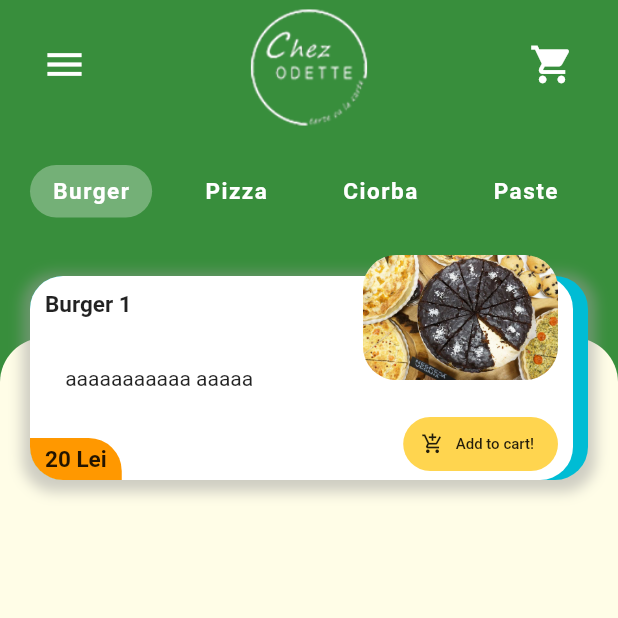
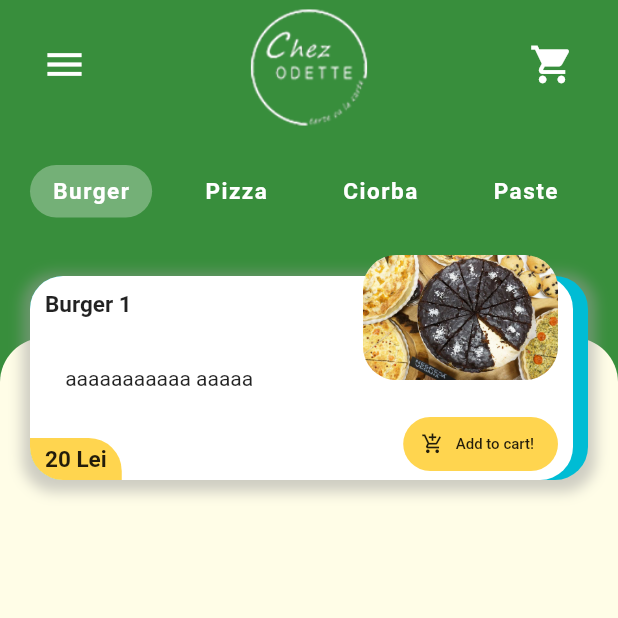
Before and after one commit to Bursul/restaurant-app, a Flutter app: the screen it shows after launch, on a phone screen of 412 x 824 dp, the top half of it. Run offline on Flutter 3.47's test engine with Material 2 defaults, Android fonts, the phone set to English and light mode, and no system bars; our stand-ins replace carousel_slider.

Commit message:
Added Color Constants

```diff
--- /dev/null
+++ b/lib/constants.dart
@@ -0,0 +1,16 @@
+import 'package:flutter/material.dart';
+
+var kPrimaryColor = Colors.green[700];
+var kSecondaryColor = Colors.yellow[50];
+
+var kCartCostColor = Colors.amber;
+var kCartItemNoColor = Colors.red;
+var kButtonColor = Colors.amber[300];
+
+var kSelectedCategoryColor = Colors.white.withOpacity(0.3);
+var kCategoryNameColor = Colors.white;
+
+var kNavigationIconsColor = Colors.white;
+
+var kNotSoBlack = Colors.black54;
+var kRatingColor = Colors.amber;
--- a/lib/main.dart
+++ b/lib/main.dart
@@ -1,4 +1,5 @@
 import 'package:flutter/material.dart';
+import 'package:odette/constants.dart';
 import 'package:odette/providers/cart_content.dart';
 import 'package:odette/providers/category_change.dart';
 import 'package:odette/screens/homeScreen/home_screen.dart';
@@ -20,8 +21,8 @@ class MyApp extends StatelessWidget {
       title: 'Flutter Demo',
       debugShowCheckedModeBanner: false,
       theme: ThemeData(
-        primaryColor: Colors.green[700],
-        accentColor: Colors.yellow[50],
+        primaryColor: kPrimaryColor,
+        accentColor: kSecondaryColor,
         visualDensity: VisualDensity.adaptivePlatformDensity,
       ),
       home: HomeScreen(),
--- a/lib/screens/cart/cart.dart
+++ b/lib/screens/cart/cart.dart
@@ -1,4 +1,5 @@
 import 'package:flutter/material.dart';
+import 'package:odette/constants.dart';
 import 'package:odette/models/product.dart';
 import 'package:odette/providers/cart_content.dart';
 import 'package:odette/screens/cart/components/cart_footer.dart';
@@ -82,7 +83,7 @@ class CartProductTile extends StatelessWidget {
             child: Container(
               padding: EdgeInsets.symmetric(vertical: 5, horizontal: 20),
               decoration: BoxDecoration(
-                color: Colors.blueAccent,
+                color: kButtonColor,
                 borderRadius: BorderRadius.only(
                   bottomRight: Radius.circular(22),
                   topLeft: Radius.circular(22),
@@ -150,7 +151,7 @@ class _ItemCountDropdownState extends State<ItemCountDropdown> {
       icon: Icon(Icons.keyboard_arrow_down),
       iconSize: 15,
       elevation: 0,
-      style: TextStyle(color: Colors.blue),
+      style: TextStyle(color: Colors.black),
       onChanged: (int newValue) {
         setState(() {
           dropdownValue = newValue;
--- a/lib/screens/homeScreen/components/food_category_selector.dart
+++ b/lib/screens/homeScreen/components/food_category_selector.dart
@@ -1,4 +1,5 @@
 import 'package:flutter/material.dart';
+import 'package:odette/constants.dart';
 import 'package:odette/providers/category_change.dart';
 import 'package:provider/provider.dart';
 
@@ -41,13 +42,13 @@ class _FoodCategorySelectorState extends State<FoodCategorySelector> {
                 padding: EdgeInsets.symmetric(horizontal: 15, vertical: 5),
                 decoration: BoxDecoration(
                     color: index == selectedIndex
-                        ? Colors.white.withOpacity(0.3)
+                        ? kSelectedCategoryColor
                         : Colors.transparent,
                     borderRadius: BorderRadius.circular(20)),
                 child: Text(
                   categories[index],
                   style: TextStyle(
-                      color: Colors.white,
+                      color: kCategoryNameColor,
                       fontSize: 15.0,
                       fontWeight: FontWeight.bold,
                       letterSpacing: 1),
--- a/lib/screens/homeScreen/components/homeScreenAppBar.dart
+++ b/lib/screens/homeScreen/components/homeScreenAppBar.dart
@@ -1,4 +1,5 @@
 import 'package:flutter/material.dart';
+import 'package:odette/constants.dart';
 import 'package:odette/providers/cart_content.dart';
 import 'package:odette/screens/cart/cart.dart';
 import 'package:provider/provider.dart';
@@ -17,7 +18,7 @@ class HomeScreenAppBar extends StatelessWidget {
           child: IconButton(
             icon: Icon(Icons.menu),
             iconSize: 30.0,
-            color: Colors.white,
+            color: kNavigationIconsColor,
             onPressed: () {},
           ),
         ),
@@ -35,8 +36,8 @@ class HomeScreenAppBar extends StatelessWidget {
                 icon: Icon(Icons.shopping_cart),
                 iconSize: 30.0,
                 color: _getFilteredProducts(context) > 0
-                    ? Colors.amber[400]
-                    : Colors.white,
+                    ? kButtonColor
+                    : kNavigationIconsColor,
                 onPressed: () {
                   Navigator.push(
                     context,
@@ -64,14 +65,14 @@ class HomeScreenAppBar extends StatelessWidget {
           padding: EdgeInsets.all(3),
           decoration: BoxDecoration(
             shape: BoxShape.circle,
-            color: Colors.red,
+            color: kCartItemNoColor,
           ),
           child: Text(
             _getFilteredProducts(context).toString(),
             style: TextStyle(
                 color: _getFilteredProducts(context) > 0
-                    ? Colors.amber[400]
-                    : Colors.white,
+                    ? kButtonColor
+                    : kNavigationIconsColor,
                 fontWeight: FontWeight.bold,
                 fontSize: 15),
           ),
--- a/lib/screens/homeScreen/components/product_card.dart
+++ b/lib/screens/homeScreen/components/product_card.dart
@@ -1,4 +1,5 @@
 import 'package:flutter/material.dart';
+import 'package:odette/constants.dart';
 import 'package:odette/models/product.dart';
 import 'package:odette/providers/cart_content.dart';
 import 'package:provider/provider.dart';
@@ -139,7 +140,7 @@ class ProductInformation extends StatelessWidget {
             Container(
               padding: EdgeInsets.symmetric(horizontal: 10, vertical: 5),
               decoration: BoxDecoration(
-                  color: Colors.orange,
+                  color: kButtonColor,
                   borderRadius: BorderRadius.only(
                       bottomLeft: Radius.circular(22.0),
                       topRight: Radius.circular(22.0))),
--- a/lib/screens/paymentDetails/payment_details.dart
+++ b/lib/screens/paymentDetails/payment_details.dart
@@ -1,4 +1,5 @@
 import 'package:flutter/material.dart';
+import 'package:odette/constants.dart';
 
 class Payment extends StatefulWidget {
   @override
@@ -15,7 +16,7 @@ class _PaymentState extends State<Payment> {
         leading: IconButton(
           icon: Icon(Icons.arrow_back),
           iconSize: 30.0,
-          color: Colors.white,
+          color: kNavigationIconsColor,
           onPressed: () {
             Navigator.pop(context);
           },
@@ -33,7 +34,7 @@ class _PaymentState extends State<Payment> {
               },
               icon: Icon(Icons.exit_to_app),
               label: Text('Plătește'),
-              color: Colors.amber[300],
+              color:kButtonColor,
               shape: RoundedRectangleBorder(
                   borderRadius: BorderRadius.circular(20)),
             ),
```
Also changed, not shown: lib/screens/cart/components/cart_footer.dart (+16 -9 lines), lib/screens/productDescriptionDialog/components/description_body.dart (+5 -4 lines), lib/screens/productDescriptionDialog/components/price_and_buy.dart (+4 -3 lines), lib/screens/productDescriptionDialog/productDescriptionDialog.dart (+7 -4 lines), lib/screens/shipping/shipping_details.dart (+8 -3 lines).
